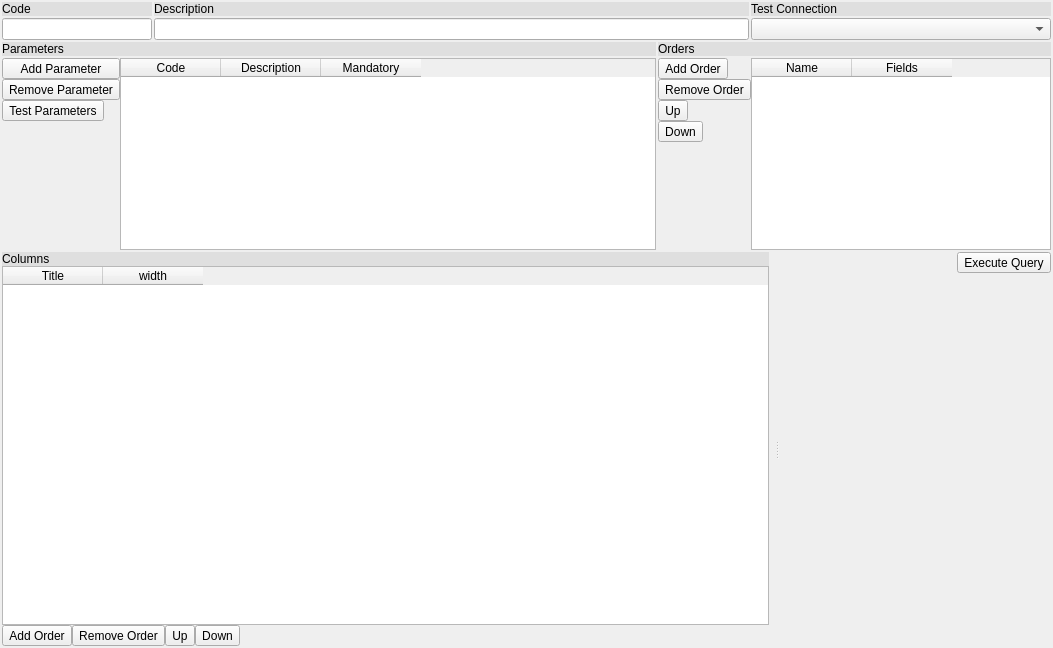
Above: GUI/pgdbatool/querymodel.ui from marcotcal/PG-DBA-Tools before the change. Below: the same form after it.
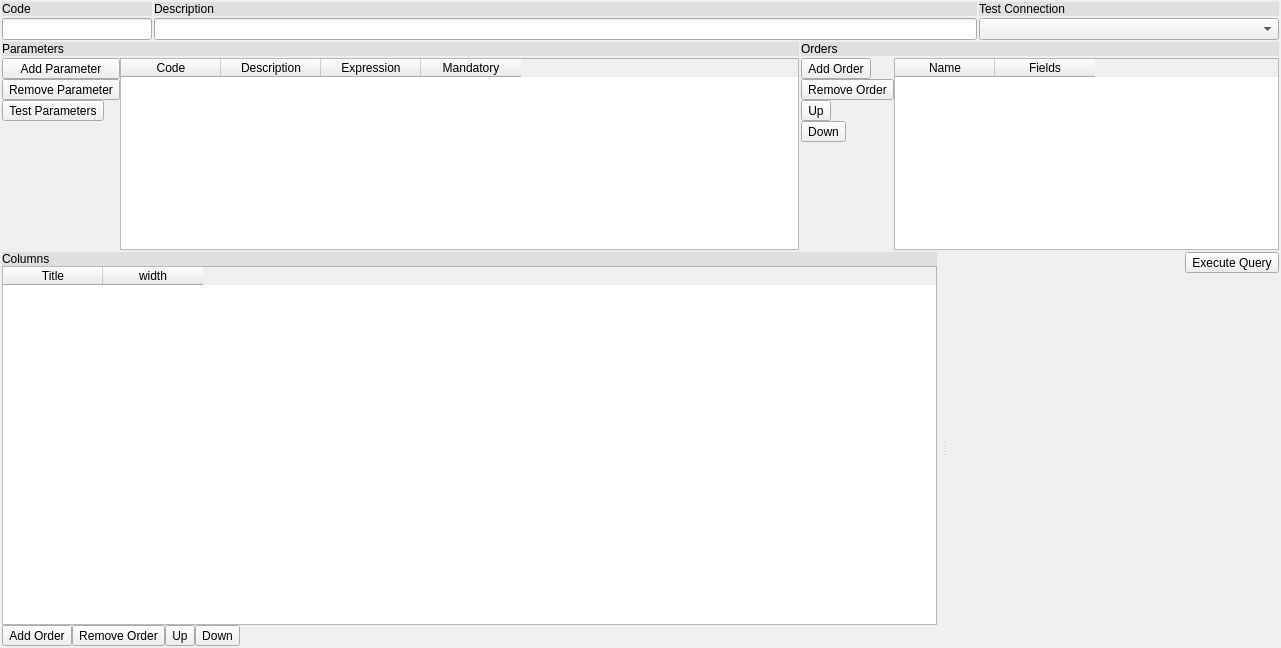
That is the form after the change. Icons and pictures are not drawn. Custom widgets are drawn as their Qt base class.

What changed in the file:
```diff
--- a/GUI/pgdbatool/querymodel.ui
+++ b/GUI/pgdbatool/querymodel.ui
@@ -6,7 +6,7 @@
    <rect>
     <x>0</x>
     <y>0</y>
-    <width>1053</width>
+    <width>1281</width>
     <height>648</height>
    </rect>
   </property>
@@ -215,6 +215,11 @@
              <string>Description</string>
             </property>
            </column>
+           <column>
+            <property name="text">
+             <string>Expression</string>
+            </property>
+           </column>
            <column>
             <property name="text">
              <string>Mandatory</string>
```
